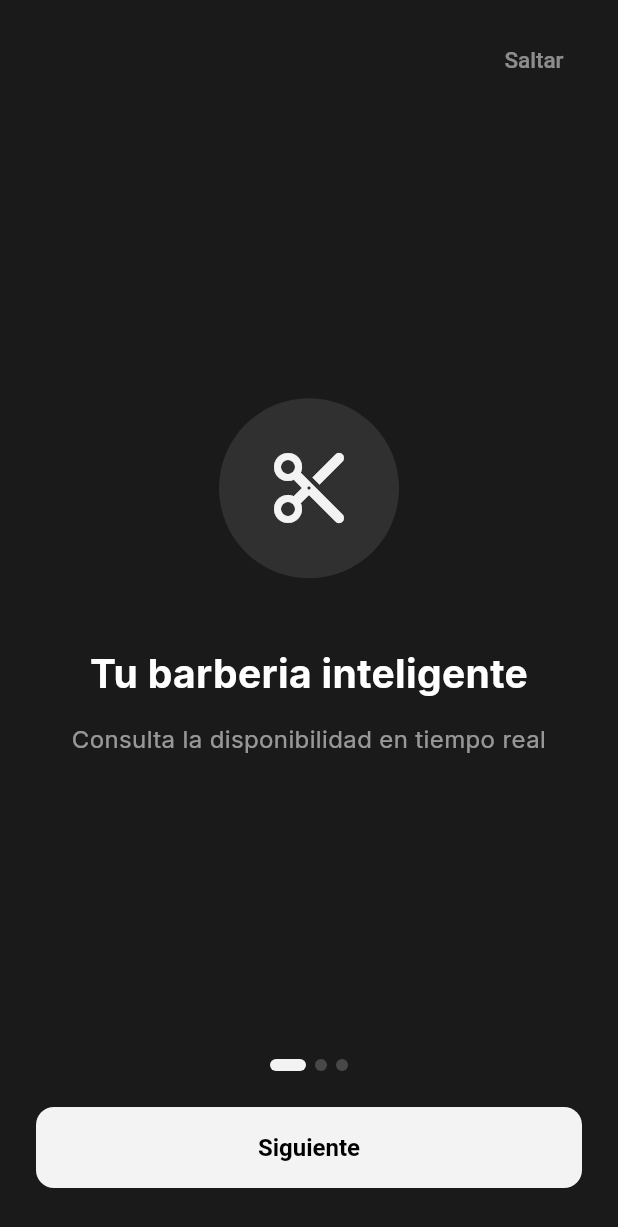
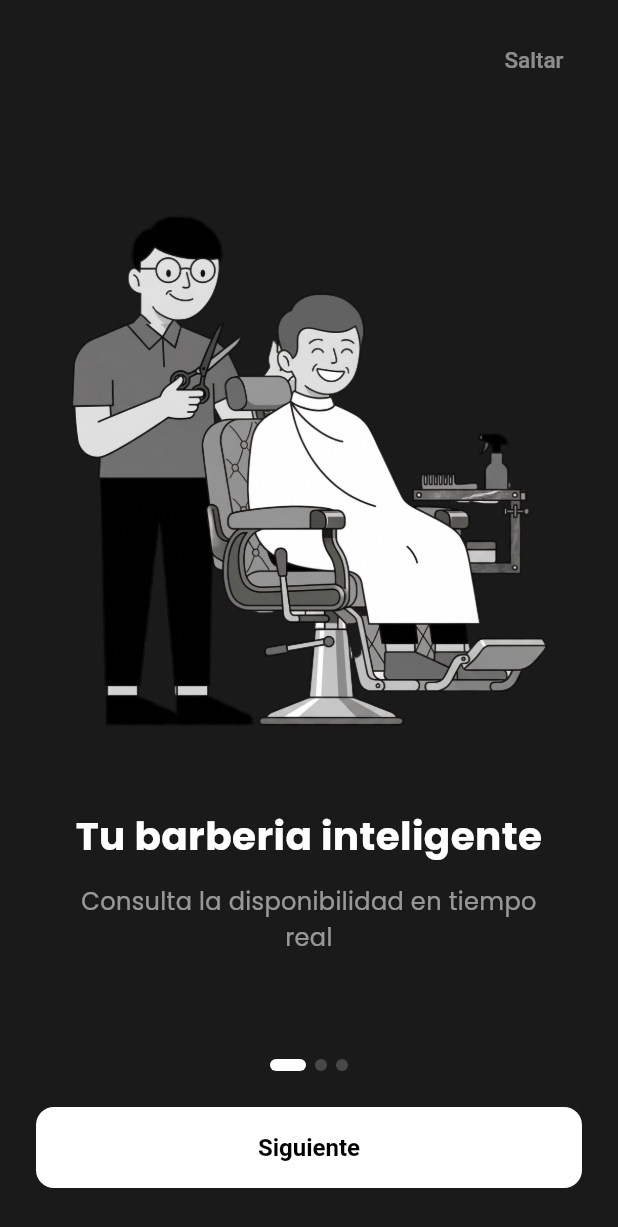
Before and after one commit to Trinkmax/Monaco-mobile, a Flutter app: the screen it shows after launch, on a phone screen of 412 x 824 dp. Shown: the top 1227 px of the screen. Run offline on Flutter 3.47's test engine with Material 3 defaults, Android fonts, the phone set to English and light mode, and no system bars; drawn by our look-alikes of flutter_animate, smooth_page_indicator; our stand-ins replace cached_network_image, firebase_core, firebase_messaging, flutter_riverpod, flutter_secure_storage, go_router and 6 more; accounts and stored records are empty.

Commit message:
feat: Update branding to barberOS, add new onboarding assets, and enhance barber occupancy logic with attendance tracking.

```diff
--- a/lib/app/app.dart
+++ b/lib/app/app.dart
@@ -11,7 +11,7 @@ class MonacoApp extends ConsumerWidget {
     final router = ref.watch(routerProvider);
 
     return MaterialApp.router(
-      title: 'Monaco Smart Barber',
+      title: 'barberOS',
       debugShowCheckedModeBanner: false,
       theme: MonacoTheme.dark,
       routerConfig: router,
--- a/lib/app/theme/monaco_colors.dart
+++ b/lib/app/theme/monaco_colors.dart
@@ -1,41 +1,41 @@
 import 'package:flutter/material.dart';
 
-/// Paleta de colores Monaco Smart Barber
-/// Derivada del dashboard web (OKLCH → sRGB hex)
+/// Paleta de colores barberOS
+/// Estética: negro puro, blanco puro — minimal tech
 class MonacoColors {
   MonacoColors._();
 
   // Backgrounds
-  static const Color background = Color(0xFF1A1A1A);
-  static const Color surface = Color(0xFF242424);
-  static const Color surfaceVariant = Color(0xFF2E2E2E);
-  static const Color sidebar = Color(0xFF141414);
+  static const Color background = Color(0xFF0A0A0A);
+  static const Color surface = Color(0xFF111111);
+  static const Color surfaceVariant = Color(0xFF1A1A1A);
+  static const Color sidebar = Color(0xFF050505);
 
   // Foregrounds
-  static const Color foreground = Color(0xFFF3F3F3);
-  static const Color foregroundMuted = Color(0xFFA1A1A1);
-  static const Color foregroundSubtle = Color(0xFF737373);
+  static const Color foreground = Color(0xFFFFFFFF);
+  static const Color foregroundMuted = Color(0xFFA3A3A3);
+  static const Color foregroundSubtle = Color(0xFF6B6B6B);
 
-  // Primary (white-on-dark scheme)
-  static const Color primary = Color(0xFFF3F3F3);
-  static const Color primaryForeground = Color(0xFF1A1A1A);
+  // Primary (blanco puro sobre negro — identidad barberOS)
+  static const Color primary = Color(0xFFFFFFFF);
+  static const Color primaryForeground = Color(0xFF000000);
 
   // Secondary
-  static const Color secondary = Color(0xFF333333);
-  static const Color secondaryForeground = Color(0xFFF3F3F3);
+  static const Color secondary = Color(0xFF1C1C1C);
+  static const Color secondaryForeground = Color(0xFFFFFFFF);
 
   // Accent
-  static const Color accent = Color(0xFF333333);
-  static const Color accentForeground = Color(0xFFF3F3F3);
+  static const Color accent = Color(0xFF1C1C1C);
+  static const Color accentForeground = Color(0xFFFFFFFF);
 
   // Destructive
   static const Color destructive = Color(0xFFE5484D);
-  static const Color destructiveForeground = Color(0xFFF3F3F3);
+  static const Color destructiveForeground = Color(0xFFFFFFFF);
 
   // Borders & Input
-  static const Color border = Color(0x1FFFFFFF); // white 12%
-  static const Color borderStrong = Color(0x33FFFFFF); // white 20%
-  static const Color input = Color(0x26FFFFFF); // white 15%
+  static const Color border = Color(0x26FFFFFF); // white 15%
+  static const Color borderStrong = Color(0x40FFFFFF); // white 25%
+  static const Color input = Color(0x1AFFFFFF); // white 10%
 
   // Status
   static const Color success = Color(0xFF30A46C);
@@ -47,22 +47,22 @@ class MonacoColors {
   static const Color occupancyMedium = Color(0xFFF5A623);   // amarillo
   static const Color occupancyHigh = Color(0xFFE5484D);     // rojo
 
-  // Charts (5 levels grayscale like web)
-  static const Color chart1 = Color(0xFFF3F3F3);
+  // Charts (5 levels grayscale)
+  static const Color chart1 = Color(0xFFFFFFFF);
   static const Color chart2 = Color(0xFFBBBBBB);
   static const Color chart3 = Color(0xFF888888);
-  static const Color chart4 = Color(0xFF555555);
-  static const Color chart5 = Color(0xFF333333);
+  static const Color chart4 = Color(0xFF444444);
+  static const Color chart5 = Color(0xFF222222);
 
   // Card gradient overlay
   static const LinearGradient cardGradient = LinearGradient(
     begin: Alignment.topLeft,
     end: Alignment.bottomRight,
-    colors: [Color(0xFF2A2A2A), Color(0xFF1E1E1E)],
+    colors: [Color(0xFF181818), Color(0xFF0D0D0D)],
   );
 
-  // Accent (Monaco branding — white on dark)
-  static const Color gold = Color(0xFFF3F3F3);
+  // Accent (barberOS — blanco puro sobre negro profundo)
+  static const Color gold = Color(0xFFFFFFFF);
   static const Color goldLight = Color(0xFFFFFFFF);
 
   // Review stars
--- a/lib/app/theme/monaco_theme.dart
+++ b/lib/app/theme/monaco_theme.dart
@@ -56,22 +56,22 @@ class MonacoTheme {
           elevation: 0,
           padding: const EdgeInsets.symmetric(horizontal: 24, vertical: 14),
           shape: RoundedRectangleBorder(borderRadius: BorderRadius.circular(10)),
-          textStyle: const TextStyle(fontSize: 15, fontWeight: FontWeight.w600),
+          textStyle: const TextStyle(fontSize: 15, fontWeight: FontWeight.w600, letterSpacing: 0),
         ),
       ),
       outlinedButtonTheme: OutlinedButtonThemeData(
         style: OutlinedButton.styleFrom(
           foregroundColor: MonacoColors.foreground,
-          side: const BorderSide(color: MonacoColors.border),
+          side: const BorderSide(color: MonacoColors.borderStrong),
           padding: const EdgeInsets.symmetric(horizontal: 24, vertical: 14),
           shape: RoundedRectangleBorder(borderRadius: BorderRadius.circular(10)),
-          textStyle: const TextStyle(fontSize: 15, fontWeight: FontWeight.w500),
+          textStyle: const TextStyle(fontSize: 15, fontWeight: FontWeight.w500, letterSpacing: 0),
         ),
       ),
       textButtonTheme: TextButtonThemeData(
         style: TextButton.styleFrom(
           foregroundColor: MonacoColors.foreground,
-          textStyle: const TextStyle(fontSize: 14, fontWeight: FontWeight.w500),
+          textStyle: const TextStyle(fontSize: 14, fontWeight: FontWeight.w500, letterSpacing: 0),
         ),
       ),
       inputDecorationTheme: InputDecorationTheme(
--- a/lib/app/theme/monaco_typography.dart
+++ b/lib/app/theme/monaco_typography.dart
@@ -5,20 +5,20 @@ class MonacoTypography {
   MonacoTypography._();
 
   static TextTheme get textTheme {
-    return GoogleFonts.interTextTheme(
+    return GoogleFonts.poppinsTextTheme(
       const TextTheme(
         displayLarge: TextStyle(fontSize: 32, fontWeight: FontWeight.w700, letterSpacing: -0.5),
         displayMedium: TextStyle(fontSize: 28, fontWeight: FontWeight.w700, letterSpacing: -0.5),
         displaySmall: TextStyle(fontSize: 24, fontWeight: FontWeight.w600, letterSpacing: -0.25),
-        headlineLarge: TextStyle(fontSize: 22, fontWeight: FontWeight.w600),
+        headlineLarge: TextStyle(fontSize: 22, fontWeight: FontWeight.w600, letterSpacing: -0.25),
         headlineMedium: TextStyle(fontSize: 20, fontWeight: FontWeight.w600),
         headlineSmall: TextStyle(fontSize: 18, fontWeight: FontWeight.w600),
         titleLarge: TextStyle(fontSize: 17, fontWeight: FontWeight.w600),
         titleMedium: TextStyle(fontSize: 15, fontWeight: FontWeight.w500),
         titleSmall: TextStyle(fontSize: 13, fontWeight: FontWeight.w500),
-        bodyLarge: TextStyle(fontSize: 16, fontWeight: FontWeight.w400, height: 1.5),
-        bodyMedium: TextStyle(fontSize: 14, fontWeight: FontWeight.w400, height: 1.5),
-        bodySmall: TextStyle(fontSize: 12, fontWeight: FontWeight.w400, height: 1.5),
+        bodyLarge: TextStyle(fontSize: 16, fontWeight: FontWeight.w400, height: 1.6),
+        bodyMedium: TextStyle(fontSize: 14, fontWeight: FontWeight.w400, height: 1.6),
+        bodySmall: TextStyle(fontSize: 12, fontWeight: FontWeight.w300, height: 1.6),
         labelLarge: TextStyle(fontSize: 14, fontWeight: FontWeight.w500),
         labelMedium: TextStyle(fontSize: 12, fontWeight: FontWeight.w500),
         labelSmall: TextStyle(fontSize: 11, fontWeight: FontWeight.w500, letterSpacing: 0.5),
--- a/lib/features/onboarding/presentation/screens/welcome_screen.dart
+++ b/lib/features/onboarding/presentation/screens/welcome_screen.dart
@@ -9,12 +9,14 @@ import 'package:monaco_mobile/app/theme/monaco_colors.dart';
 class _SlideData {
   final String title;
   final String subtitle;
-  final IconData icon;
+  final IconData? icon;
+  final String? imagePath;
 
   const _SlideData({
     required this.title,
     required this.subtitle,
-    required this.icon,
+    this.icon,
+    this.imagePath,
   });
 }
 
@@ -22,17 +24,17 @@ const _slides = [
   _SlideData(
     title: 'Tu barberia inteligente',
     subtitle: 'Consulta la disponibilidad en tiempo real',
-    icon: Icons.content_cut_rounded,
+    imagePath: 'assets/images/onboarding_barber.png',
   ),
   _SlideData(
     title: 'Acumula puntos',
     subtitle: 'Ganas puntos por cada servicio y canjealos por premios',
-    icon: Icons.star_rounded,
+    imagePath: 'assets/images/onboarding_reviews.png',
   ),
   _SlideData(
     title: 'Opina y mejoramos',
     subtitle: 'Tu feedback nos ayuda a darte un mejor servicio',
-    icon: Icons.chat_rounded,
+    imagePath: 'assets/images/onboarding_gifts.png',
   ),
 ];
 
@@ -177,8 +179,25 @@ class _SlideWidget extends StatelessWidget {
       child: Column(
         mainAxisAlignment: MainAxisAlignment.center,
         children: [
-          // --- Animated icon ---
-          Container(
+          // --- Animated icon or image ---
+          (slide.imagePath != null)
+              ? SizedBox(
+                  width: 360, // Make the illustration much bigger as requested
+                  height: 360,
+                  child: Image.asset(
+                    slide.imagePath!,
+                    fit: BoxFit.contain,
+                  ),
+                )
+                  .animate()
+                  .fadeIn(duration: 500.ms)
+                  .scale(
+                    begin: const Offset(0.8, 0.8),
+                    end: const Offset(1.0, 1.0),
+                    duration: 500.ms,
+                    curve: Curves.easeOut,
+                  )
+              : Container(
                   width: 120,
                   height: 120,
                   decoration: BoxDecoration(
--- a/pubspec.yaml
+++ b/pubspec.yaml
@@ -1,5 +1,5 @@
 name: monaco_mobile
-description: "Monaco Smart Barber - App de Clientes"
+description: "barberOS - App de Clientes"
 publish_to: 'none'
 version: 1.0.0+1
 
```
Also changed, not shown: lib/features/occupancy/providers/occupancy_provider.dart (+40 -6 lines), lib/features/onboarding/presentation/screens/login_screen.dart (+16 -21 lines), lib/features/onboarding/presentation/screens/splash_screen.dart (+14 -48 lines), assets/images/barberos_logo.png (added), assets/images/bos_icon.png (added), assets/images/onboarding_barber.png (added), assets/images/onboarding_gifts.png (added), assets/images/onboarding_reviews.png (added), 1 other file. Lines whose indentation alone changed are shown as unchanged.
